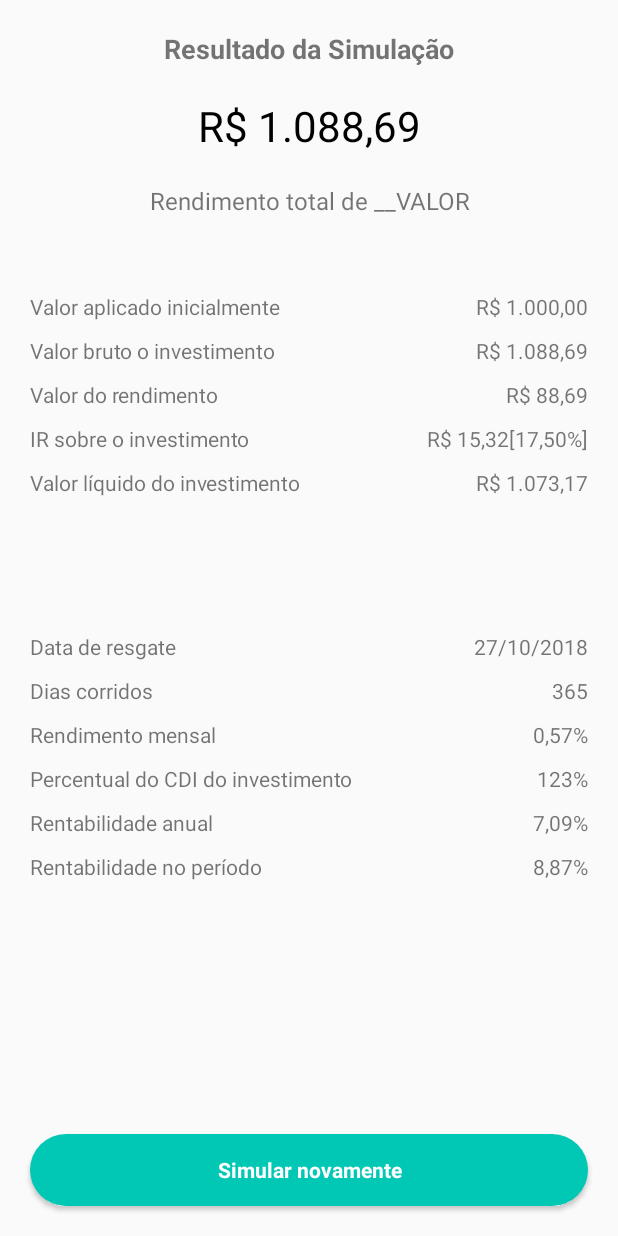
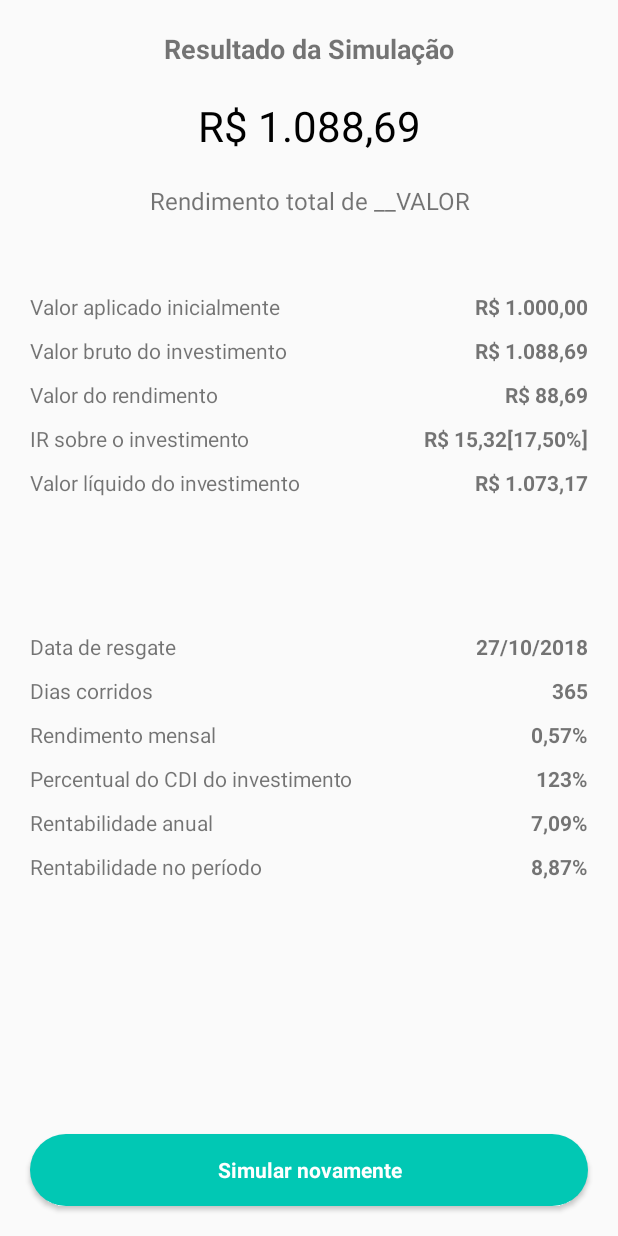
Before and after one commit to edferreira3005/desafio-easynvest, an Android app: the layout layout_fragment_simulator_result.xml on its own in the app's theme, with its tools: preview values and no code run, on a phone screen of 412 x 824 dp. Run offline under Robolectric (Android 15) with nearby library versions, the phone set to English and light mode, and no system bars.

Commit message:
finalizando ajustes de layout

```diff
--- a/app/src/main/res/layout/layout_fragment_simulator_result.xml
+++ b/app/src/main/res/layout/layout_fragment_simulator_result.xml
@@ -88,6 +88,7 @@
                 app:layout_constraintEnd_toEndOf="parent"
                 android:layout_marginTop="50dp"
                 android:layout_marginEnd="20dp"
+                android:textStyle="bold"
                 android:gravity="end"
                 tools:text="@string/val_valor_inicial"
                 android:layout_marginRight="20dp" />
@@ -110,6 +111,7 @@
                 android:id="@+id/tvValBruto"
                 android:fontFamily="sans-serif"
                 android:textSize="14sp"
+                android:textStyle="bold"
                 android:layout_width="wrap_content"
                 android:layout_height="wrap_content"
                 app:layout_constraintTop_toBottomOf="@+id/tvValAplicadoInicial"
@@ -137,6 +139,7 @@
                 android:id="@+id/tvValRendimento"
                 android:layout_width="wrap_content"
                 android:textSize="14sp"
+                android:textStyle="bold"
                 android:layout_height="wrap_content"
                 app:layout_constraintTop_toBottomOf="@+id/tvValBruto"
                 app:layout_constraintEnd_toEndOf="parent"
@@ -163,6 +166,7 @@
                 android:id="@+id/tvValIRRendimento"
                 android:fontFamily="sans-serif"
                 android:textSize="14sp"
+                android:textStyle="bold"
                 android:layout_width="wrap_content"
                 android:layout_height="wrap_content"
                 app:layout_constraintTop_toBottomOf="@+id/tvValRendimento"
@@ -191,6 +195,7 @@
                 android:id="@+id/tvValLiquido"
                 android:fontFamily="sans-serif"
                 android:textSize="14sp"
+                android:textStyle="bold"
                 android:layout_width="wrap_content"
                 android:layout_height="wrap_content"
                 app:layout_constraintTop_toBottomOf="@+id/tvValIRRendimento"
@@ -221,6 +226,7 @@
                 android:fontFamily="sans-serif"
                 android:layout_width="wrap_content"
                 android:layout_height="wrap_content"
+                android:textStyle="bold"
                 app:layout_constraintTop_toBottomOf="@+id/tvValLiquido"
                 app:layout_constraintEnd_toEndOf="parent"
                 android:layout_marginTop="90dp"
@@ -248,6 +254,7 @@
                 android:textSize="14sp"
                 android:layout_width="wrap_content"
                 android:fontFamily="sans-serif"
+                android:textStyle="bold"
                 android:layout_height="wrap_content"
                 app:layout_constraintTop_toBottomOf="@+id/tvValDataResgate"
                 app:layout_constraintEnd_toEndOf="parent"
@@ -276,6 +283,7 @@
                 android:textSize="14sp"
                 android:fontFamily="sans-serif"
                 android:layout_width="wrap_content"
+                android:textStyle="bold"
                 android:layout_height="wrap_content"
                 app:layout_constraintTop_toBottomOf="@+id/tvValDiasCorridos"
                 app:layout_constraintEnd_toEndOf="parent"
@@ -305,6 +313,7 @@
                 android:fontFamily="sans-serif"
                 android:layout_width="wrap_content"
                 android:layout_height="wrap_content"
+                android:textStyle="bold"
                 app:layout_constraintTop_toBottomOf="@+id/tvValRendimentoMensal"
                 app:layout_constraintEnd_toEndOf="parent"
                 android:layout_marginTop="10dp"
@@ -331,6 +340,7 @@
                 android:id="@+id/tvValRentabilidadeAnual"
                 android:textSize="14sp"
                 android:fontFamily="sans-serif"
+                android:textStyle="bold"
                 android:layout_width="wrap_content"
                 android:layout_height="wrap_content"
                 app:layout_constraintTop_toBottomOf="@+id/tvValPercentualCDI"
@@ -360,6 +370,7 @@
                 android:fontFamily="sans-serif"
                 android:layout_width="wrap_content"
                 android:layout_height="wrap_content"
+                android:textStyle="bold"
                 app:layout_constraintTop_toBottomOf="@+id/tvValRentabilidadeAnual"
                 app:layout_constraintEnd_toEndOf="parent"
                 android:layout_marginTop="10dp"
--- a/app/src/main/res/values/strings.xml
+++ b/app/src/main/res/values/strings.xml
@@ -10,7 +10,7 @@
     <string name="rendimento_total">Rendimento total de __VALOR</string>
     <string name="aplicado_inicial">Valor aplicado inicialmente</string>
     <string name="val_valor_inicial">R$ 1.000,00</string>
-    <string name="investimento_bruto">Valor bruto o investimento</string>
+    <string name="investimento_bruto">Valor bruto do investimento</string>
     <string name="val_valor_bruto">R$ 1.088,69</string>
     <string name="rendimento">Valor do rendimento</string>
     <string name="val_valor_rendimento">R$ 88,69</string>
```
